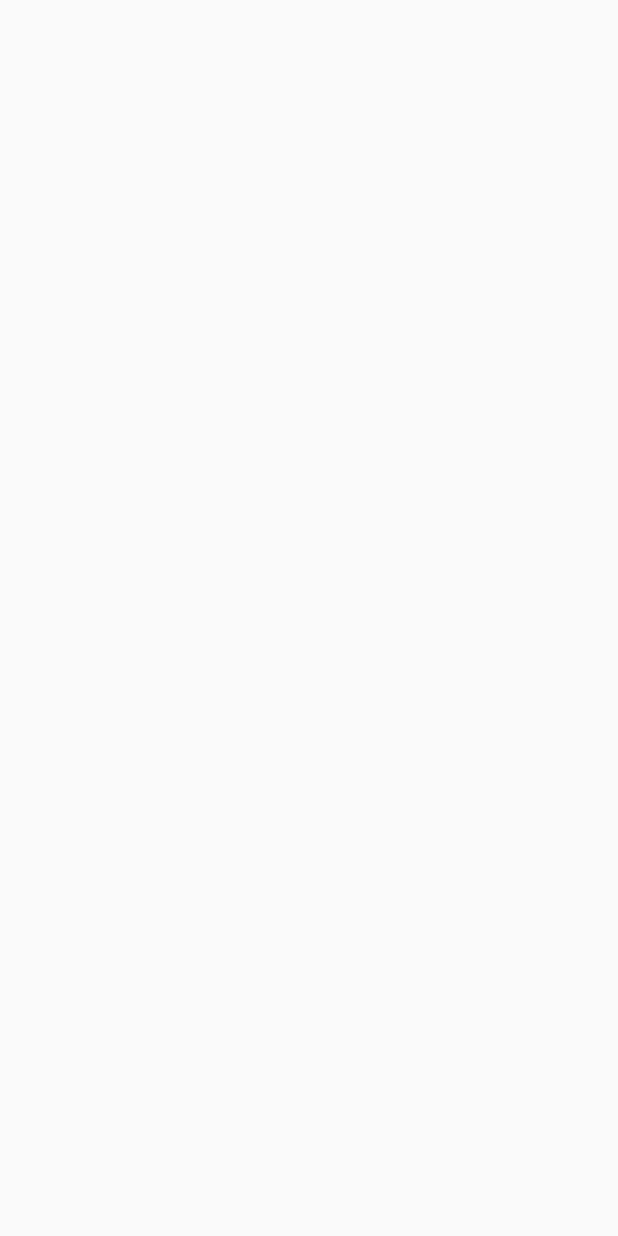
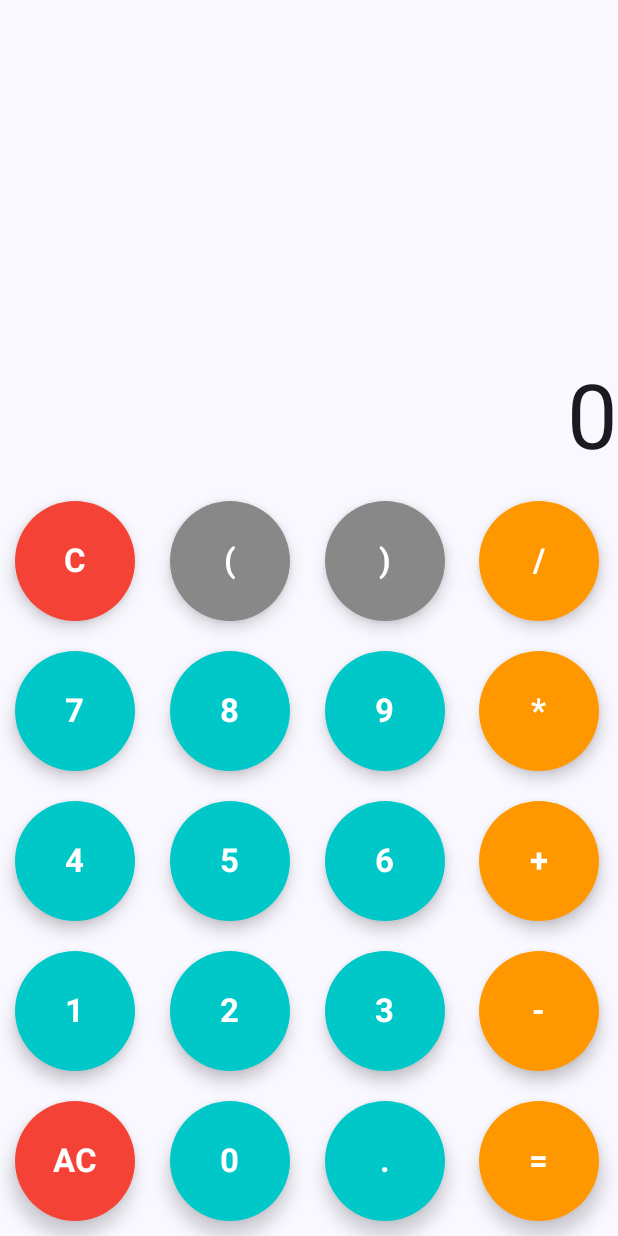
Before and after one commit to GerardoFernandez7/AOS_CalcCompose, an Android app built with Jetpack Compose: the screen it shows after launch (MainActivity), on a phone screen of 412 x 824 dp. Before the commit the screen is empty. Run offline under Robolectric (Android 15) with nearby library versions, the phone set to English and light mode, and no system bars; our stand-ins replace livedata-compose.

Commit message:
Interfaz grafica de la calculadora

```diff
--- a/app/build.gradle.kts
+++ b/app/build.gradle.kts
@@ -66,4 +66,6 @@ dependencies {
     androidTestImplementation(libs.androidx.ui.test.junit4)
     debugImplementation(libs.androidx.ui.tooling)
     debugImplementation(libs.androidx.ui.test.manifest)
+    implementation("androidx.compose.runtime:runtime-livedata:1.6.7")
+    implementation("org.mozilla:rhino:1.7R4")
 }
--- /dev/null
+++ b/app/src/main/java/com/gerardo_fdez/calccompose/Calculator.kt
@@ -0,0 +1,106 @@
+package com.gerardo_fdez.calccompose
+
+import androidx.compose.foundation.layout.Box
+import androidx.compose.foundation.layout.Column
+import androidx.compose.foundation.layout.Spacer
+import androidx.compose.foundation.layout.fillMaxSize
+import androidx.compose.foundation.layout.height
+import androidx.compose.foundation.layout.padding
+import androidx.compose.foundation.layout.size
+import androidx.compose.foundation.lazy.grid.GridCells
+import androidx.compose.foundation.lazy.grid.LazyVerticalGrid
+import androidx.compose.foundation.lazy.grid.items
+import androidx.compose.foundation.shape.CircleShape
+import androidx.compose.material3.FloatingActionButton
+import androidx.compose.material3.Text
+import androidx.compose.runtime.Composable
+import androidx.compose.runtime.livedata.observeAsState
+import androidx.compose.ui.Alignment
+import androidx.compose.ui.Modifier
+import androidx.compose.ui.graphics.Color
+import androidx.compose.ui.text.TextStyle
+import androidx.compose.ui.text.font.FontWeight
+import androidx.compose.ui.text.style.TextAlign
+import androidx.compose.ui.text.style.TextOverflow
+import androidx.compose.ui.unit.dp
+import androidx.compose.ui.unit.sp
+import com.gerardo_fdez.calccompose.ui.theme.Logic
+
+val buttonList = listOf(
+    "C","(",")","/",
+    "7","8","9","*",
+    "4","5","6","+",
+    "1","2","3","-",
+    "AC","0",".","="
+)
+
+@Composable
+fun Calculator(modifier: Modifier = Modifier,viewModel: Logic) {
+    val equationText = viewModel.equationText.observeAsState()
+    val resultText = viewModel.resultText.observeAsState()
+
+    Box(modifier = modifier) {
+        Column(
+            modifier=modifier.fillMaxSize(),
+            horizontalAlignment = Alignment.End
+        ) {
+            Text(
+                text = equationText.value?:"",
+                style = TextStyle(
+                    fontSize = 30.sp,
+                    textAlign = TextAlign.End
+                ),
+                maxLines = 5,
+                overflow = TextOverflow.Ellipsis
+            )
+            Spacer(modifier = Modifier.weight(1f))
+
+            Text(
+                text = resultText.value?:"",
+                style = TextStyle(
+                    fontSize = 60.sp,
+                    textAlign = TextAlign.End
+                ),
+                maxLines = 2,
+            )
+
+            Spacer(modifier = Modifier.height(10.dp))
+
+            LazyVerticalGrid(
+                columns = GridCells.Fixed(4),
+            ) {
+                items(buttonList){
+                    CalculatorButton(btn = it, onClick = {
+                        viewModel.onButtonClick(it)
+                    })
+                }
+            }
+        }
+    }
+}
+
+@Composable
+fun CalculatorButton(btn : String,onClick : ()-> Unit) {
+    Box(modifier = Modifier.padding(10.dp)) {
+        FloatingActionButton(
+            onClick = onClick,
+            modifier = Modifier.size(80.dp),
+            shape = CircleShape,
+            contentColor = Color.White,
+            containerColor = getColor(btn)
+        ) {
+            Text(text = btn, fontSize = 22.sp, fontWeight = FontWeight.Bold)
+        }
+    }
+}
+
+
+fun getColor(btn : String) : Color{
+    if(btn == "C" || btn == "AC")
+        return Color(0xFFF44336)
+    if(btn == "(" || btn == ")")
+        return Color.Gray
+    if(btn == "/" || btn == "*" || btn == "+" || btn == "-" || btn == "=")
+        return Color(0xFFFF9800)
+    return Color(0xFF00C8C9)
+}
```
Also changed, not shown: app/src/main/java/com/gerardo_fdez/calccompose/MainActivity.kt (+7 -135 lines), app/src/main/java/com/gerardo_fdez/calccompose/ui/theme/Logic.kt (added, +59 -0 lines).
